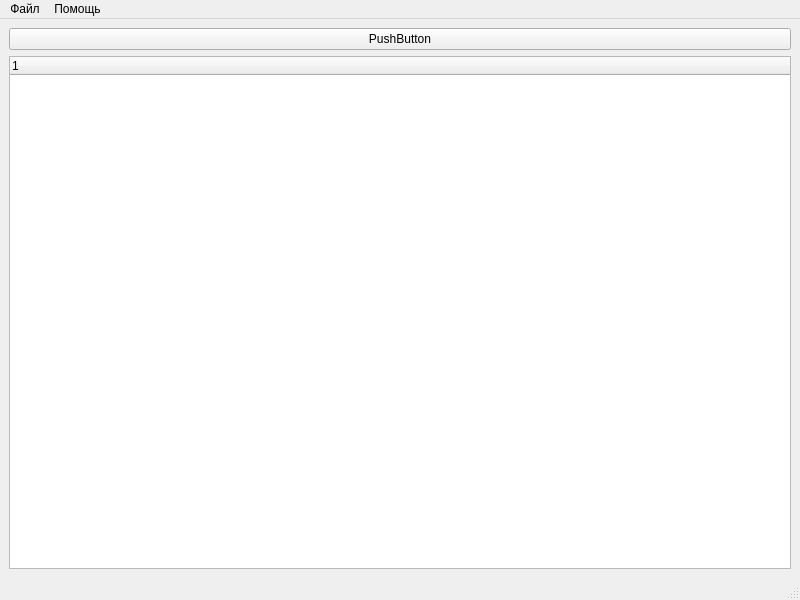
The window that ui/MainWindow.ui (Aniforka/asn1_editor) describes before a commit, drawn with Qt 5.
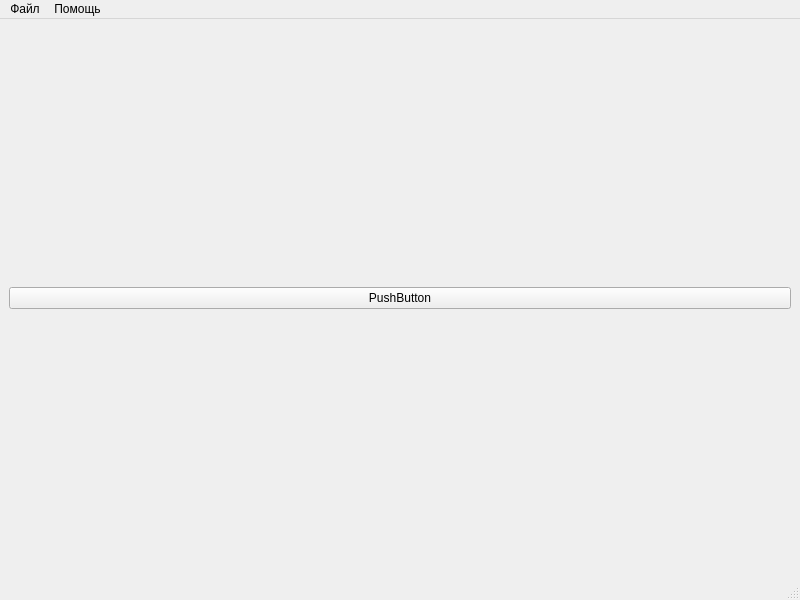
The same window after the commit.

Commit message: ADD: file_filter and my widgets

```diff
--- a/ui/MainWindow.ui
+++ b/ui/MainWindow.ui
@@ -27,11 +27,7 @@
      </layout>
     </item>
     <item>
-     <layout class="QVBoxLayout" name="Layout_Tree">
-      <item>
-       <widget class="QTreeWidget" name="treeWidget"/>
-      </item>
-     </layout>
+     <layout class="QVBoxLayout" name="Layout_Tree"/>
     </item>
    </layout>
   </widget>
```
The commit also changes 3 other files.
